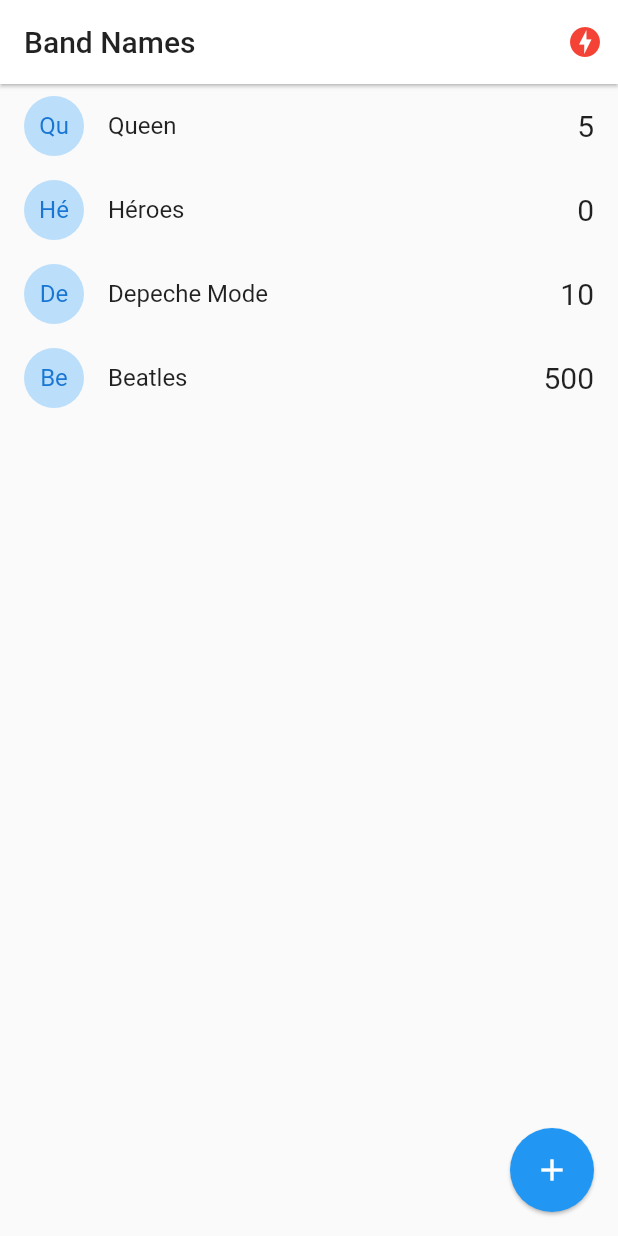
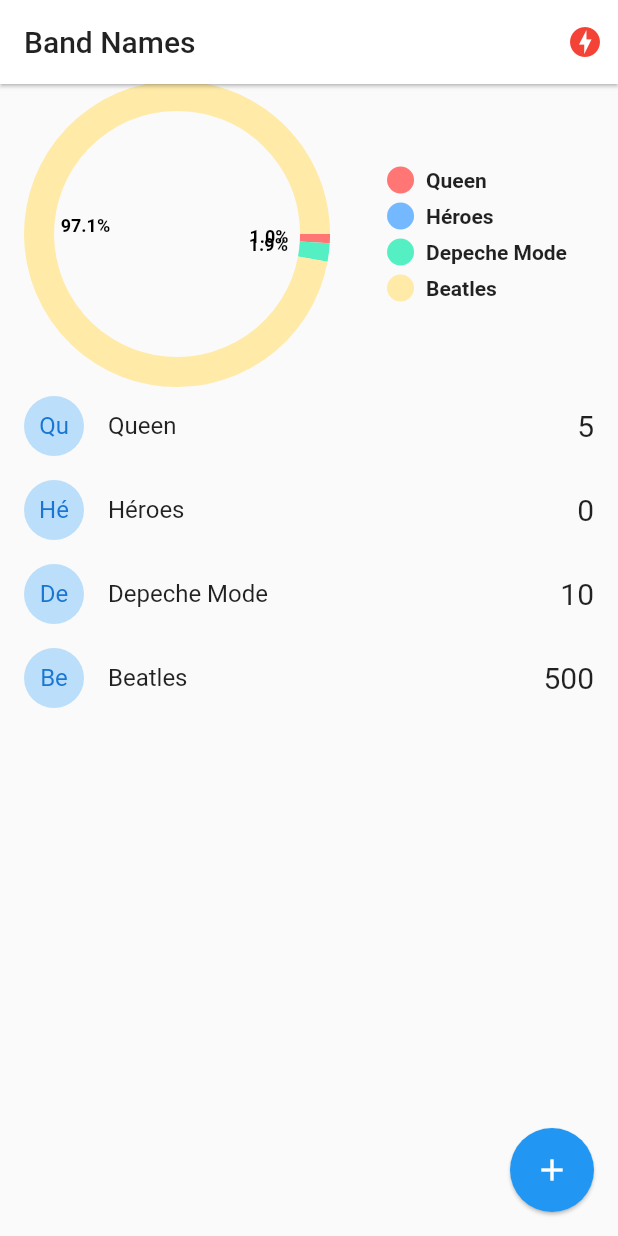
Before and after one commit to PeterPaulez/flutter_bandnames, a Flutter app: the screen it shows after launch, on a phone screen of 412 x 824 dp. Run offline on Flutter 3.47's test engine with Material 2 defaults, Android fonts, the phone set to English and light mode, and no system bars; drawn by our look-alikes of pie_chart; our stand-ins replace socket_io_client; network calls fail.

Commit message:
NEW: Metemos un pieChart para de forma gráfica actualizar los datos de los votos por porcentajes en tiempo real.

```diff
--- a/lib/pages/home.dart
+++ b/lib/pages/home.dart
@@ -1,6 +1,7 @@
 import 'dart:io';
 import 'package:flutter/cupertino.dart';
 import 'package:flutter/material.dart';
+import 'package:pie_chart/pie_chart.dart';
 import 'package:provider/provider.dart';
 
 import 'package:band_names/models/band.dart';
@@ -63,14 +64,17 @@ class _HomePageState extends State<HomePage> {
         backgroundColor: Colors.white,
         elevation: 1,
       ),
-      body: ListView.builder(
-        itemCount: bands.length,
-        itemBuilder: (context, i) => _bandListTile(bands[i]),
-        /*
-        itemBuilder: (BuildContext context, int index) {
-          return _bandListTile(bands[index]);
-        },
-        */
+      body: Column(
+        children: [
+          _showGraph(),
+          // hay que poner un expanded porque el ListView no sabe cuando va a ocupar.
+          Expanded(
+            child: ListView.builder(
+              itemCount: bands.length,
+              itemBuilder: (context, i) => _bandListTile(bands[i]),
+            ),
+          )
+        ],
       ),
       floatingActionButton: FloatingActionButton(
         onPressed: addNewBand,
@@ -178,4 +182,28 @@ class _HomePageState extends State<HomePage> {
     }
     Navigator.pop(context);
   }
+
+  Widget _showGraph() {
+    Map<String, double> dataMap = {};
+
+    bands.forEach((band) {
+      dataMap[band.name] = band.votes.toDouble();
+    });
+
+    return Container(
+      margin: EdgeInsets.symmetric(horizontal: 10),
+      width: double.infinity,
+      height: 200,
+      child: PieChart(
+        dataMap: dataMap,
+        chartType: ChartType.ring,
+        chartValuesOptions: ChartValuesOptions(
+          showChartValueBackground: false,
+          showChartValues: true,
+          showChartValuesInPercentage: true,
+          showChartValuesOutside: false,
+        ),
+      ),
+    );
+  }
 }
--- a/pubspec.yaml
+++ b/pubspec.yaml
@@ -30,6 +30,7 @@ dependencies:
   cupertino_icons: ^1.0.0
   socket_io_client: ^0.9.12
   provider: ^4.3.2+2
+  pie_chart: ^4.0.1
 
 dev_dependencies:
   flutter_test:
```
Also changed, not shown: pubspec.lock.
